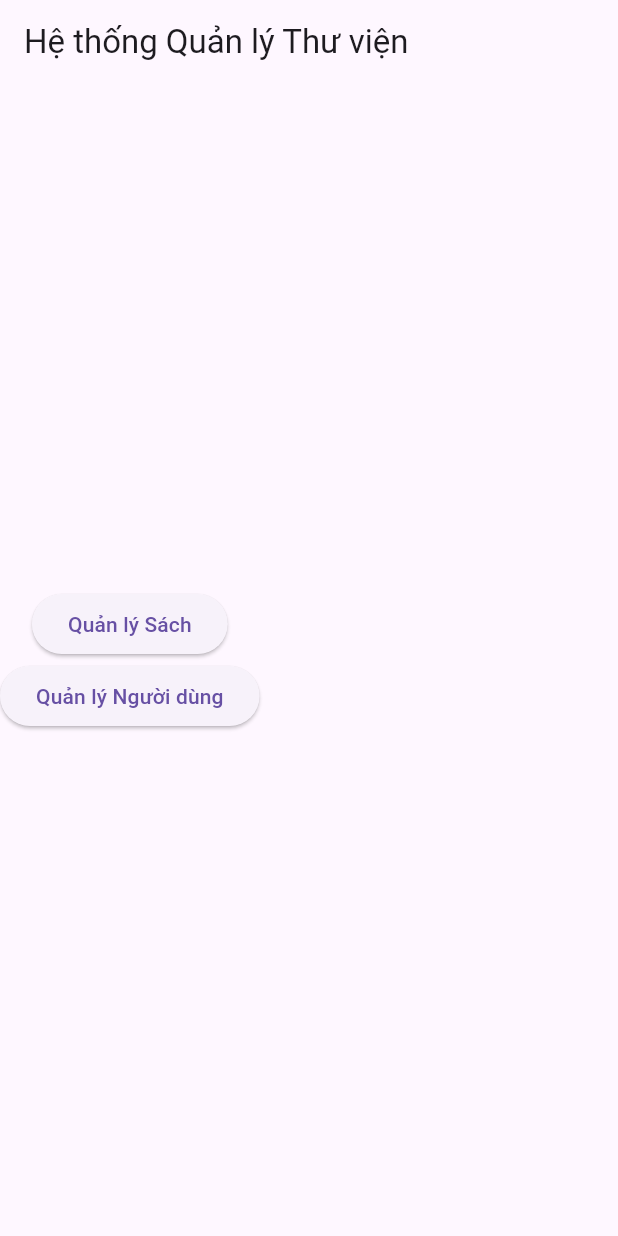
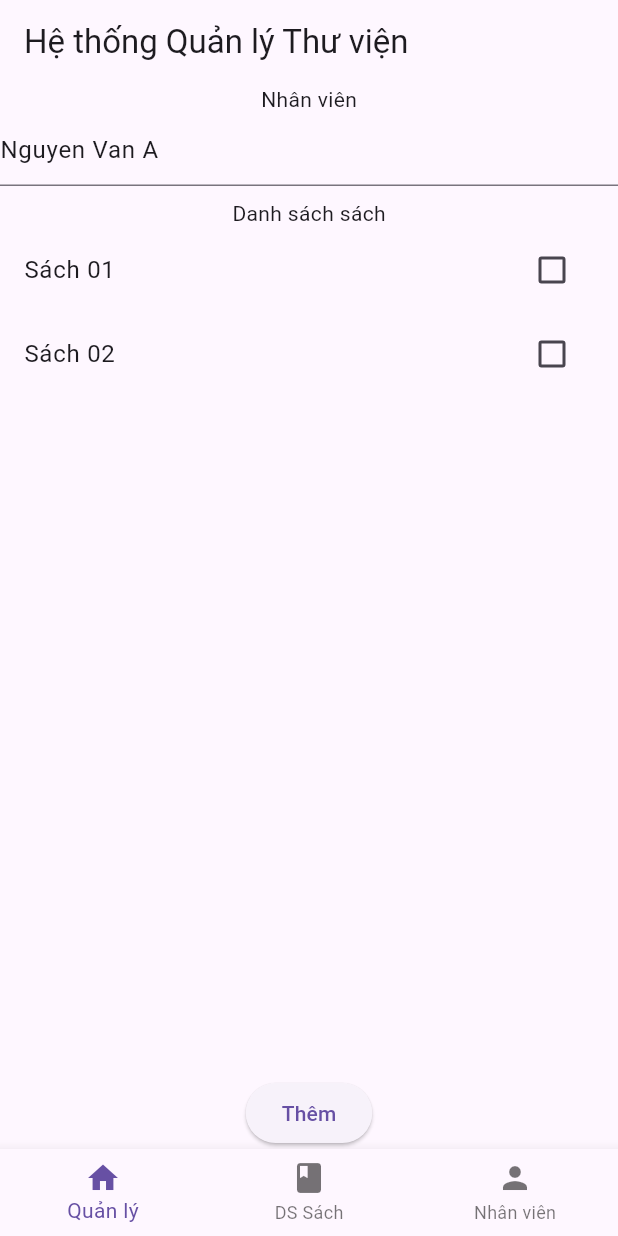
Before and after one commit to HMN011104/BaiTapLTTBDD-Tuan2, a Flutter app: the screen it shows after launch, on a phone screen of 412 x 824 dp. Run offline on Flutter 3.47's test engine with Material 3 defaults, Android fonts, the phone set to English and light mode, and no system bars.

Commit message:
Bài tập tuần 2

```diff
--- a/lib/main.dart
+++ b/lib/main.dart
@@ -1,16 +1,23 @@
 import 'package:flutter/material.dart';
 import 'package:provider/provider.dart';
+import 'screens/home_screen.dart';
 import 'providers/library_provider.dart';
-import 'screens/home_screen.dart';
 
 void main() {
   runApp(
     ChangeNotifierProvider(
       create: (context) => LibraryProvider(),
-      child: MaterialApp(
-        debugShowCheckedModeBanner: false,
-        home: HomeScreen(),
-      ),
+      child: MyApp(),
     ),
   );
 }
+
+class MyApp extends StatelessWidget {
+  @override
+  Widget build(BuildContext context) {
+    return MaterialApp(
+      home: HomeScreen(),
+      debugShowCheckedModeBanner: false,
+    );
+  }
+}
--- a/lib/models/book.dart
+++ b/lib/models/book.dart
@@ -1,6 +1,7 @@
 class Book {
+  String id;
   String title;
   bool isBorrowed;
 
-  Book({required this.title, this.isBorrowed = false});
+  Book({required this.id, required this.title, this.isBorrowed = false});
 }
--- a/lib/models/user.dart
+++ b/lib/models/user.dart
@@ -1,5 +1,6 @@
 class User {
+  String id;
   String name;
 
-  User({required this.name});
+  User({required this.id, required this.name});
 }
--- a/lib/screens/home_screen.dart
+++ b/lib/screens/home_screen.dart
@@ -1,29 +1,45 @@
 import 'package:flutter/material.dart';
-import 'book_list_screen.dart';
-import 'user_list_screen.dart';
+import 'package:provider/provider.dart';
+import '../providers/library_provider.dart';
 
 class HomeScreen extends StatelessWidget {
   @override
   Widget build(BuildContext context) {
+    final library = Provider.of<LibraryProvider>(context);
+
     return Scaffold(
       appBar: AppBar(title: Text("Hệ thống Quản lý Thư viện")),
       body: Column(
-        mainAxisAlignment: MainAxisAlignment.center,
         children: [
-          ElevatedButton(
-            child: Text("Quản lý Sách"),
-            onPressed: () => Navigator.push(
-              context,
-              MaterialPageRoute(builder: (context) => BookListScreen()),
+          Text("Nhân viên"),
+          TextField(
+            controller: TextEditingController(text: library.users[0].name),
+          ),
+          SizedBox(height: 8),
+          Text("Danh sách sách"),
+          Expanded(
+            child: ListView.builder(
+              itemCount: library.books.length,
+              itemBuilder: (context, index) {
+                final book = library.books[index];
+                return CheckboxListTile(
+                  title: Text(book.title),
+                  value: book.isBorrowed,
+                  onChanged: (value) {
+                    library.borrowBook(book.id);
+                  },
+                );
+              },
             ),
           ),
-          ElevatedButton(
-            child: Text("Quản lý Người dùng"),
-            onPressed: () => Navigator.push(
-              context,
-              MaterialPageRoute(builder: (context) => UserListScreen()),
-            ),
-          ),
+          ElevatedButton(onPressed: () {}, child: Text("Thêm")),
+        ],
+      ),
+      bottomNavigationBar: BottomNavigationBar(
+        items: [
+          BottomNavigationBarItem(icon: Icon(Icons.home), label: "Quản lý"),
+          BottomNavigationBarItem(icon: Icon(Icons.book), label: "DS Sách"),
+          BottomNavigationBarItem(icon: Icon(Icons.person), label: "Nhân viên"),
         ],
       ),
     );
```
Also changed, not shown: lib/providers/library_provider.dart (+14 -10 lines), lib/screens/book_list_screen.dart (deleted, +0 -39 lines), lib/screens/borrow_screen.dart (deleted, +0 -35 lines), lib/screens/user_list_screen.dart (deleted, +0 -21 lines).
